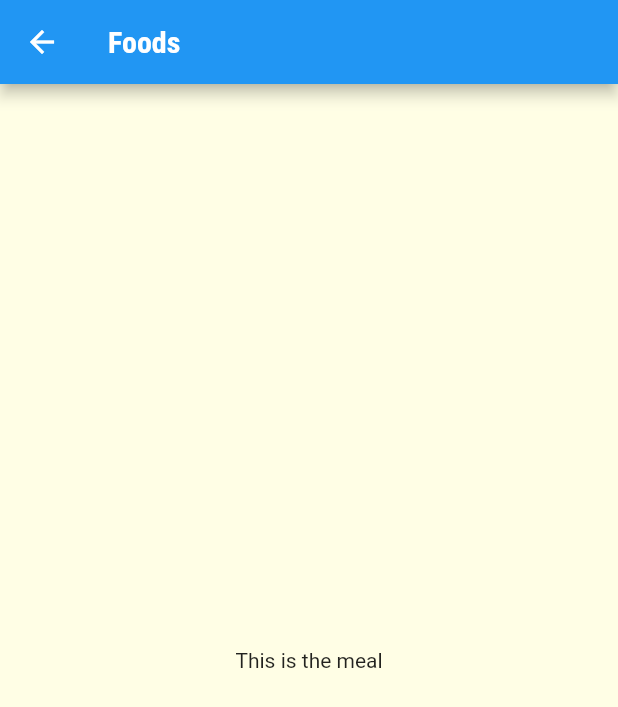
After one commit to soulandbone/foods_app, a Flutter app: the screen it shows after launch, after a tap on "Italian", on a phone screen of 412 x 824 dp. The commit adds this screen. Shown: the top 707 px of the screen. Run offline on Flutter 3.47's test engine with Material 2 defaults, Android fonts, the phone set to English and light mode, and no system bars.

Commit message:
Added new page to navigate too, changed Category item to Inkwell, and added route so it can be tapped and open the correspondent category

```diff
--- a/lib/category_item.dart
+++ b/lib/category_item.dart
@@ -1,4 +1,6 @@
 import 'package:flutter/material.dart';
+
+import './category_meals_screen.dart';
 
 class CategoryItem extends StatelessWidget {
   final String text;
@@ -6,9 +8,19 @@
 
   CategoryItem(this.text, this.color);
 
+  void selectCategory(BuildContext ctx) {
+    Navigator.of(ctx).push(MaterialPageRoute(
+      builder: (_) => CategoryMealsScreen(),
+    ));
+  }
+
   @override
   Widget build(BuildContext context) {
-    return Container(
+    return InkWell(
+      onTap: () => selectCategory(context),
+      splashColor: Theme.of(context).primaryColor,
+      borderRadius: BorderRadius.circular(15),
+      child: Container(
         padding: const EdgeInsets.all(15),
         child: Text(
           text,
@@ -20,6 +32,7 @@
                 begin: Alignment.topLeft,
                 end: Alignment.bottomRight),
             borderRadius: BorderRadius.circular(15)),
+      ),
     );
   }
 }
--- /dev/null
+++ b/lib/category_meals_screen.dart
@@ -0,0 +1,16 @@
+import 'package:flutter/material.dart';
+
+class CategoryMealsScreen extends StatelessWidget {
+  const CategoryMealsScreen({super.key});
+
+  @override
+  Widget build(BuildContext context) {
+    return Scaffold(
+      appBar: AppBar(title: Text('Foods')),
+      body: Center(
+          child: Container(
+        child: Text('This is the meal'),
+      )),
+    );
+  }
+}
--- a/lib/main.dart
+++ b/lib/main.dart
@@ -17,11 +17,10 @@
         accentColor: Colors.amber,
         canvasColor: Color.fromRGBO(255, 254, 229, 1),
         fontFamily: 'Raleway',
-        appBarTheme: AppBarTheme(),
         textTheme: ThemeData.light().textTheme.copyWith(
-            headline1: TextStyle(color: Color.fromRGBO(20, 51, 51, 1)),
-            headline2: TextStyle(color: Color.fromRGBO(20, 51, 51, 1)),
-            headline6: TextStyle(
+            headline1: const TextStyle(color: Color.fromRGBO(20, 51, 51, 1)),
+            headline2: const TextStyle(color: Color.fromRGBO(20, 51, 51, 1)),
+            headline6: const TextStyle(
                 fontSize: 20,
                 fontFamily: 'RobotoCondensed',
                 fontWeight: FontWeight.bold)),
```
Lines whose indentation alone changed are shown as unchanged.
